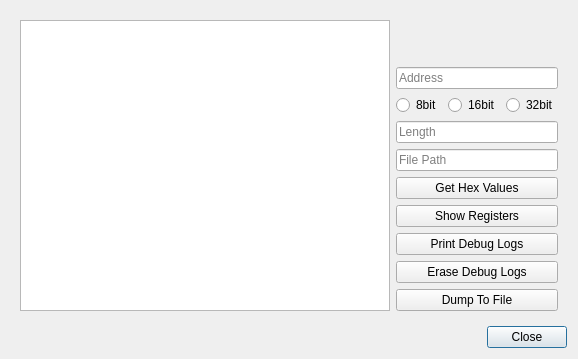
This is qtBuildSystem/Mu/debugviewer.ui in meepingsnesroms/Mu as Qt 5 draws it before an edit. The edited form follows.
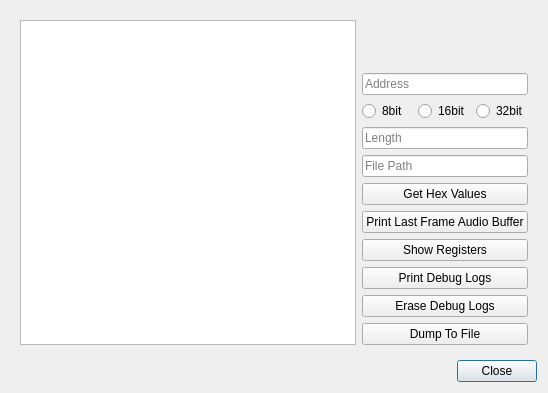
This is the edited form.

Commit message: Add print audio buffer, audio still broken

The edit to the form file:
```diff
--- a/qtBuildSystem/Mu/debugviewer.ui
+++ b/qtBuildSystem/Mu/debugviewer.ui
@@ -6,8 +6,8 @@
    <rect>
     <x>0</x>
     <y>0</y>
-    <width>578</width>
-    <height>359</height>
+    <width>548</width>
+    <height>393</height>
    </rect>
   </property>
   <property name="sizePolicy">
@@ -45,6 +45,16 @@
       </sizepolicy>
      </property>
      <layout class="QGridLayout" name="gridLayout_2">
+      <item row="5" column="1" colspan="3">
+       <widget class="QPushButton" name="debugGetHexValues">
+        <property name="text">
+         <string>Get Hex Values</string>
+        </property>
+        <property name="autoDefault">
+         <bool>false</bool>
+        </property>
+       </widget>
+      </item>
       <item row="2" column="2">
        <widget class="QRadioButton" name="debug16Bit">
         <property name="text">
@@ -52,7 +62,7 @@
         </property>
        </widget>
       </item>
-      <item row="6" column="1" colspan="3">
+      <item row="7" column="1" colspan="3">
        <widget class="QPushButton" name="debugShowRegisters">
         <property name="text">
          <string>Show Registers</string>
@@ -62,17 +72,7 @@
         </property>
        </widget>
       </item>
-      <item row="5" column="1" colspan="3">
-       <widget class="QPushButton" name="debugGetHexValues">
-        <property name="text">
-         <string>Get Hex Values</string>
-        </property>
-        <property name="autoDefault">
-         <bool>false</bool>
-        </property>
-       </widget>
-      </item>
-      <item row="0" column="0" rowspan="10">
+      <item row="0" column="0" rowspan="11">
        <widget class="QListWidget" name="debugValueList"/>
       </item>
       <item row="4" column="1" colspan="3">
@@ -82,7 +82,7 @@
         </property>
        </widget>
       </item>
-      <item row="7" column="1" colspan="3">
+      <item row="8" column="1" colspan="3">
        <widget class="QPushButton" name="debugPrintDebugLogs">
         <property name="text">
          <string>Print Debug Logs</string>
@@ -92,7 +92,7 @@
         </property>
        </widget>
       </item>
-      <item row="8" column="1" colspan="3">
+      <item row="9" column="1" colspan="3">
        <widget class="QPushButton" name="debugEraseDebugLogs">
         <property name="text">
          <string>Erase Debug Logs</string>
@@ -102,7 +102,7 @@
         </property>
        </widget>
       </item>
-      <item row="9" column="1" colspan="3">
+      <item row="10" column="1" colspan="3">
        <widget class="QPushButton" name="debugDump">
         <property name="text">
          <string>Dump To File</string>
@@ -140,6 +140,13 @@
         </property>
        </widget>
       </item>
+      <item row="6" column="1" colspan="3">
+       <widget class="QPushButton" name="debugPrintAudioBuffer">
+        <property name="text">
+         <string>Print Last Frame Audio Buffer</string>
+        </property>
+       </widget>
+      </item>
      </layout>
     </widget>
    </item>
```
The commit also changes 3 other files.
